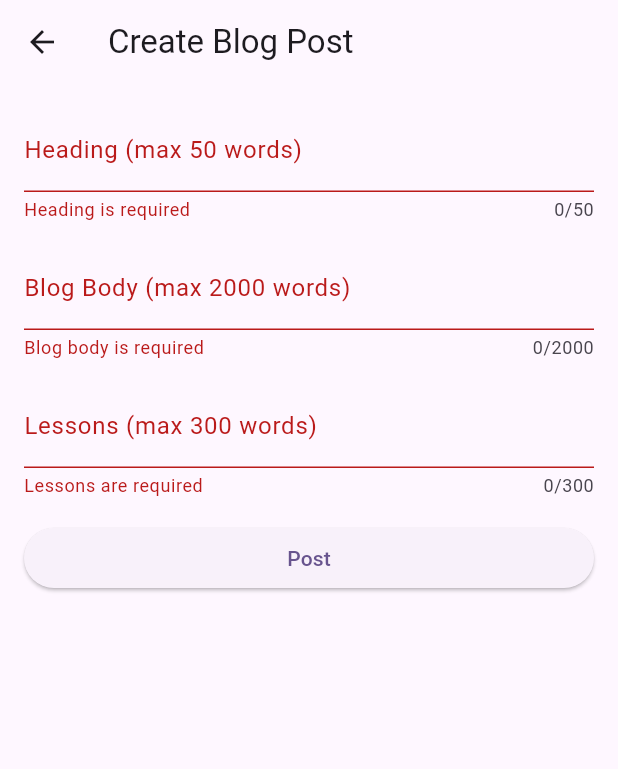
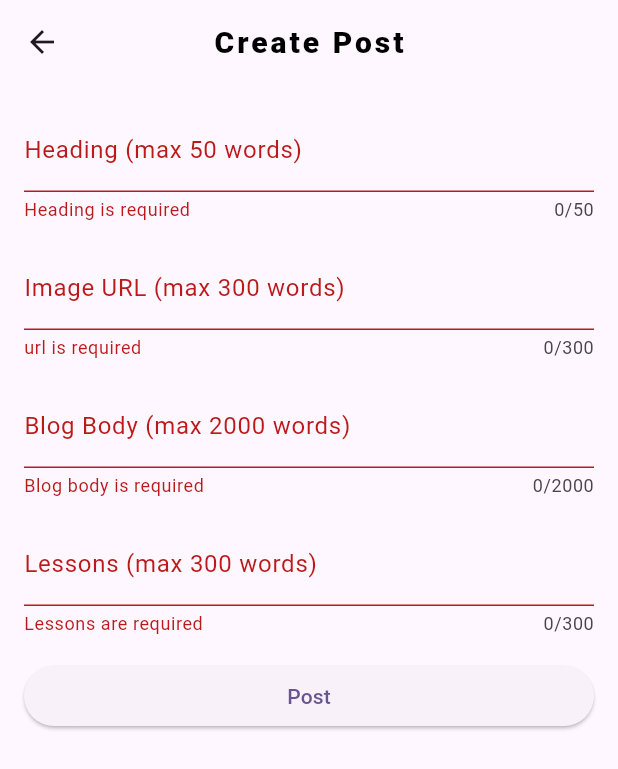
Before and after one commit to Virginia-Nyawira/storys, a Flutter app: the BlogPostForm screen opened directly, after a tap on "Post", on a phone screen of 412 x 824 dp. Shown: the top 769 px of the screen. Run offline on Flutter 3.47's test engine with Material 2 defaults, Android fonts, the phone set to English and light mode, and no system bars; missing offline and left inert: flutter_onboarding_screen.

Commit message:
more changes

```diff
--- a/lib/Model/blogpost.dart
+++ b/lib/Model/blogpost.dart
@@ -1,6 +1,6 @@
 class BlogPost {
   String heading = '';
+  String image = '';
   String body = '';
-  String image = '';
   String lessons = '';
 }
--- a/lib/Pages/create_post.dart
+++ b/lib/Pages/create_post.dart
@@ -3,17 +3,18 @@ import 'dart:convert';
 import 'package:flutter/material.dart';
 import 'package:http/http.dart' as http;
 import 'package:storys/Model/blogpost.dart';
+import 'package:storys/Pages/styles.dart';
 
 class BlogPostForm extends StatefulWidget {
   const BlogPostForm({super.key});
+
   @override
   _BlogPostFormState createState() => _BlogPostFormState();
 }
 
 class _BlogPostFormState extends State<BlogPostForm> {
-
   final _formKey = GlobalKey<FormState>();
-  final BlogPost _blogPost = BlogPost();
+   final BlogPost _blogPost = BlogPost();
 
   void _submitForm() async {
     if (_formKey.currentState!.validate()) {
@@ -21,9 +22,13 @@ class _BlogPostFormState extends State<BlogPostForm> {
       final response = await postBlogData();
       if (response.statusCode == 201) {
         _showSnackbar('Post saved successfully');
+        debugPrint('Post saved successfully');
         _formKey.currentState!.reset();
       } else {
         _showSnackbar('Error saving post');
+        debugPrint('Error saving post');
+        print('Response Status Code: ${response.statusCode}');
+        print('Response Body: ${response.body}');
       }
     }
   }
@@ -34,11 +39,13 @@ class _BlogPostFormState extends State<BlogPostForm> {
     final headers = {'Content-Type': 'application/json'};
     final body = jsonEncode({
       'heading': _blogPost.heading,
-      'blogBody': _blogPost.body,
       'image': _blogPost.image,
+      'body': _blogPost.body,
       'lessons': _blogPost.lessons,
     });
-
+    print('Request URL: $url');
+    print('Request Body: $body');
+    print('Request Headers: $headers');
     return await http.post(Uri.parse(url), headers: headers, body: body);
   }
 
@@ -55,7 +62,10 @@ class _BlogPostFormState extends State<BlogPostForm> {
   Widget build(BuildContext context) {
     return Scaffold(
       appBar: AppBar(
-        title: const Text('Create Blog Post'),
+        centerTitle: true,
+        title:  Text('Create Post',
+         style: headingTextStyle(),
+        ),
       ),
       body: SingleChildScrollView(
         padding: const EdgeInsets.all(16.0),
@@ -64,8 +74,10 @@ class _BlogPostFormState extends State<BlogPostForm> {
           child: Column(
             crossAxisAlignment: CrossAxisAlignment.stretch,
             children: [
+              ///Heading
               TextFormField(
-                decoration: const InputDecoration(labelText: 'Heading (max 50 words)'),
+                decoration:
+                    const InputDecoration(labelText: 'Heading (max 50 words)'),
                 maxLength: 50,
                 validator: (value) {
                   if (value!.isEmpty) {
@@ -76,8 +88,25 @@ class _BlogPostFormState extends State<BlogPostForm> {
                 onChanged: (value) => _blogPost.heading = value,
               ),
               const SizedBox(height: 16.0),
+
+              ///Image
               TextFormField(
-                decoration: const InputDecoration(labelText: 'Blog Body (max 2000 words)'),
+                decoration:
+                const InputDecoration(labelText: 'Image URL (max 300 words)'),
+                maxLength: 300,
+                validator: (value) {
+                  if (value!.isEmpty) {
+                    return 'url is required';
+                  }
+                  return null;
+                },
+                onChanged: (value) => _blogPost.image = value,
+              ),
+              const SizedBox(height: 16.0),
+              ///Body
+              TextFormField(
+                decoration: const InputDecoration(
+                    labelText: 'Blog Body (max 2000 words)'),
                 maxLength: 2000,
                 maxLines: null,
                 validator: (value) {
@@ -88,9 +117,12 @@ class _BlogPostFormState extends State<BlogPostForm> {
                 },
                 onChanged: (value) => _blogPost.body = value,
               ),
+
               const SizedBox(height: 16.0),
+              ///Lessons
               TextFormField(
-                decoration: const InputDecoration(labelText: 'Lessons (max 300 words)'),
+                decoration:
+                    const InputDecoration(labelText: 'Lessons (max 300 words)'),
                 maxLength: 300,
                 maxLines: null,
                 validator: (value) {
@@ -113,12 +145,3 @@ class _BlogPostFormState extends State<BlogPostForm> {
     );
   }
 }
-// Please replace 'YOUR_API_URL_HERE' with the actual URL of your Postman API. This code will handle the API request when the "Post" button is pressed and show a snackbar to indicate whether the post was saved successfully or if there was an error. Make sure you've included the necessary http package in your pubspec.yaml file:
-//
-// yaml
-// Copy code
-// dependencies:
-// flutter:
-// sdk: flutter
-// http: ^0.13.3 # Example version, check for the latest version
-// Remember to handle API errors, loading indicators, and possibly implement more robust error handling mechanisms in a real-world scenario.
```
